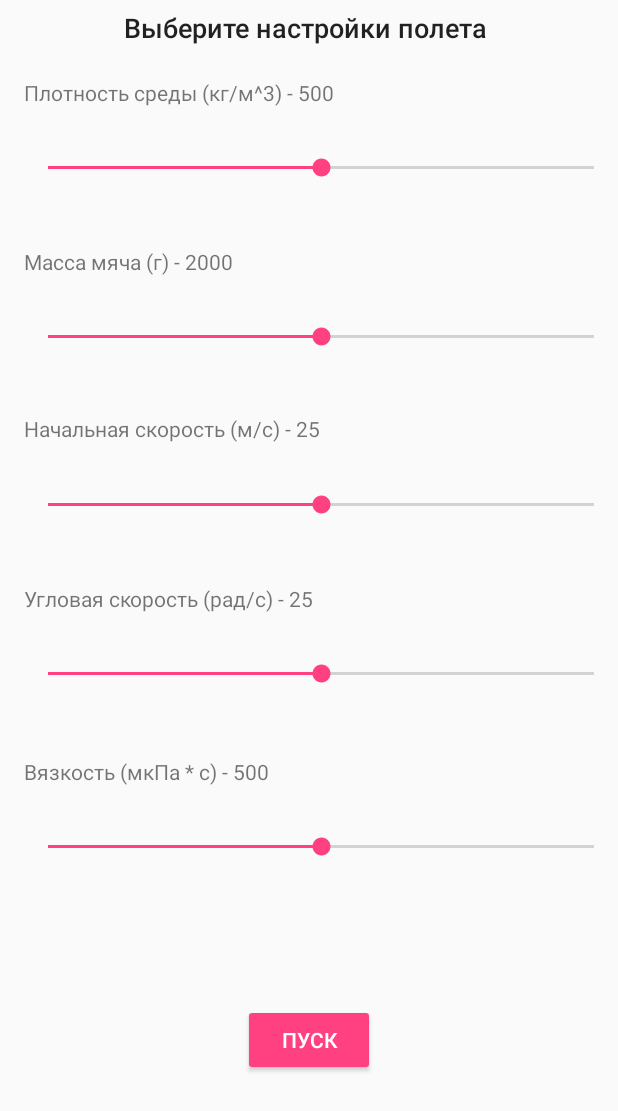
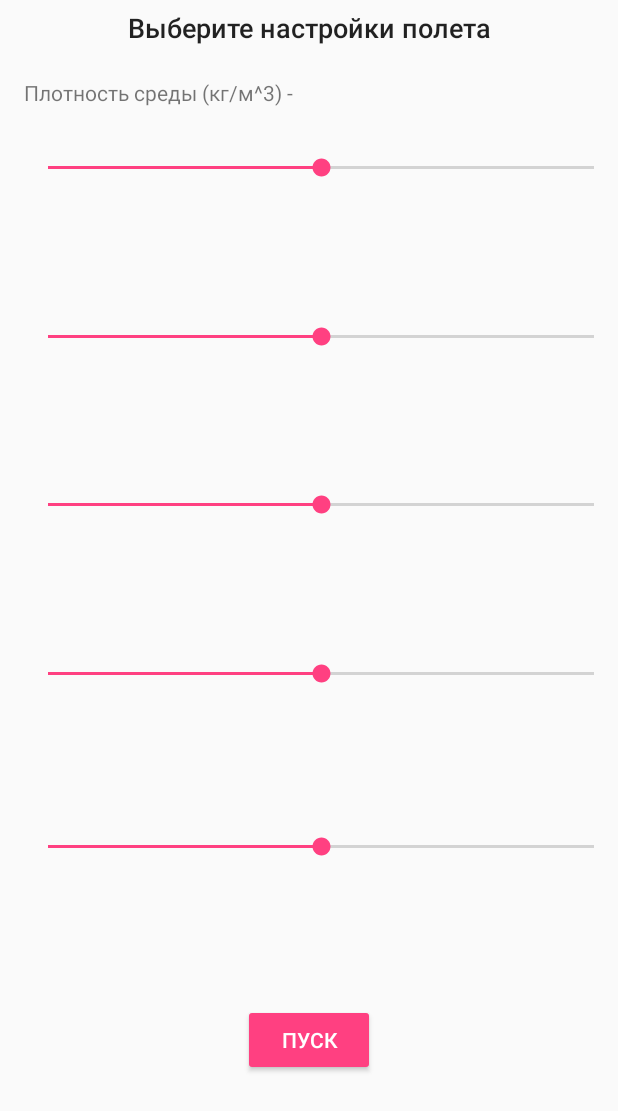
Before and after one commit to vadimkor56/Magnus-Effect_AndroidApp, an Android app: the layout activity_main.xml on its own in the app's theme, with its tools: preview values and no code run, on a phone screen of 412 x 824 dp. Shown: the top 1111 px of the screen. Run offline under Robolectric (Android 15) with nearby library versions, the phone set to English and light mode, and no system bars.

Commit message:
Bar names have been moved to resources
Signed-off-by: Nikolay Zakharevich <nikolayzakharevich@gmail.com>

```diff
--- a/app/src/main/res/layout/activity_main.xml
+++ b/app/src/main/res/layout/activity_main.xml
@@ -12,7 +12,7 @@
         android:layout_height="wrap_content"
         android:layout_marginBottom="21dp"
         android:layout_marginTop="6dp"
-        android:text="Выберите настройки полета "
+        android:text="@string/heading"
         android:textAppearance="@style/TextAppearance.AppCompat.Title"
         android:textSize="18sp"
         app:layout_constraintBottom_toTopOf="@+id/textDensity"
@@ -25,7 +25,7 @@
         android:layout_width="match_parent"
         android:layout_height="0dp"
         android:layout_marginBottom="11dp"
-        android:layout_marginLeft="16dp"
+        android:layout_marginStart="16dp"
         android:max="1000"
         android:progress="500"
         app:layout_constraintBottom_toTopOf="@+id/textWeight"
@@ -36,8 +36,8 @@
         android:id="@+id/textDensity"
         android:layout_width="wrap_content"
         android:layout_height="wrap_content"
-        android:layout_marginLeft="16dp"
-        android:text="Плотность среды (кг/м^3) - 500"
+        android:layout_marginStart="16dp"
+        android:text="@string/densityBarName"
         app:layout_constraintBottom_toTopOf="@+id/densityBar"
         app:layout_constraintLeft_toLeftOf="parent"
         app:layout_constraintTop_toBottomOf="@+id/text1" />
@@ -46,8 +46,7 @@
         android:id="@+id/textWeight"
         android:layout_width="wrap_content"
         android:layout_height="wrap_content"
-        android:layout_marginLeft="16dp"
-        android:text="Масса мяча (г) - 2000"
+        android:layout_marginStart="16dp"
         app:layout_constraintBottom_toTopOf="@+id/weightBar"
         app:layout_constraintLeft_toLeftOf="parent"
         app:layout_constraintTop_toBottomOf="@+id/densityBar" />
@@ -57,7 +56,7 @@
         android:layout_width="match_parent"
         android:layout_height="0dp"
         android:layout_marginBottom="10dp"
-        android:layout_marginLeft="16dp"
+        android:layout_marginStart="16dp"
         android:max="4000"
         android:progress="2000"
         app:layout_constraintBottom_toTopOf="@+id/textVSpeed"
@@ -68,8 +67,7 @@
         android:id="@+id/textVSpeed"
         android:layout_width="wrap_content"
         android:layout_height="wrap_content"
-        android:layout_marginLeft="16dp"
-        android:text="Начальная скорость (м/с) - 25"
+        android:layout_marginStart="16dp"
         app:layout_constraintBottom_toTopOf="@+id/vSpeedBar"
         app:layout_constraintLeft_toLeftOf="parent"
         app:layout_constraintTop_toBottomOf="@+id/weightBar" />
@@ -79,7 +77,7 @@
         android:layout_width="match_parent"
         android:layout_height="0dp"
         android:layout_marginBottom="11dp"
-        android:layout_marginLeft="16dp"
+        android:layout_marginStart="16dp"
         android:max="50"
         android:progress="25"
         app:layout_constraintBottom_toTopOf="@+id/textWSpeed"
@@ -90,8 +88,7 @@
         android:id="@+id/textWSpeed"
         android:layout_width="wrap_content"
         android:layout_height="wrap_content"
-        android:layout_marginLeft="16dp"
-        android:text="Угловая скорость (рад/с) - 25"
+        android:layout_marginStart="16dp"
         app:layout_constraintBottom_toTopOf="@+id/wSpeedBar"
         app:layout_constraintLeft_toLeftOf="parent"
         app:layout_constraintTop_toBottomOf="@+id/vSpeedBar" />
@@ -101,7 +98,7 @@
         android:layout_width="match_parent"
         android:layout_height="0dp"
         android:layout_marginBottom="14dp"
-        android:layout_marginLeft="16dp"
+        android:layout_marginStart="16dp"
         android:max="50"
         android:progress="25"
         app:layout_constraintBottom_toTopOf="@+id/textViscosity"
@@ -112,8 +109,7 @@
         android:id="@+id/textViscosity"
         android:layout_width="wrap_content"
         android:layout_height="wrap_content"
-        android:layout_marginLeft="16dp"
-        android:text="Вязкость (мкПа * c) - 500"
+        android:layout_marginStart="16dp"
         app:layout_constraintBottom_toTopOf="@+id/viscosityBar"
         app:layout_constraintLeft_toLeftOf="parent"
         app:layout_constraintTop_toBottomOf="@+id/wSpeedBar" />
@@ -123,7 +119,7 @@
         android:layout_width="match_parent"
         android:layout_height="0dp"
         android:layout_marginBottom="218dp"
-        android:layout_marginLeft="16dp"
+        android:layout_marginStart="16dp"
         android:max="1000"
         android:progress="500"
         app:layout_constraintBottom_toBottomOf="parent"
@@ -136,7 +132,7 @@
         android:layout_width="wrap_content"
         android:layout_height="wrap_content"
         android:layout_marginTop="63dp"
-        android:text="Пуск"
+        android:text="@string/startButtonName"
         app:layout_constraintLeft_toLeftOf="parent"
         app:layout_constraintRight_toRightOf="parent"
         app:layout_constraintTop_toBottomOf="@+id/viscosityBar" />
--- a/app/src/main/res/values/strings.xml
+++ b/app/src/main/res/values/strings.xml
@@ -1,3 +1,10 @@
 <resources>
     <string name="app_name">moveObj</string>
+    <string name="heading">Выберите настройки полета</string>
+    <string name="densityBarName">Плотность среды (кг/м^3) -</string>
+    <string name="weightBarName">Масса мяча (г) -</string>
+    <string name="vSpeedBarName">Начальная скорость (м/с) -</string>
+    <string name="wSpeedBarName">Угловая скорость (рад/с) -</string>
+    <string name="viscosityBarName">Вязкость (мкПа * c) -</string>
+    <string name="startButtonName">Пуск</string>
 </resources>
```
Also changed, not shown: app/src/main/java/vadim/kor/gmail/com/moveobj/MainActivity.java (+32 -5 lines), app/src/main/java/vadim/kor/gmail/com/moveobj/MovementView.java (+6 -12 lines), app/src/main/java/vadim/kor/gmail/com/moveobj/SecondActivity.java (+5 -5 lines), app/src/main/java/vadim/kor/gmail/com/moveobj/UpdateThread.java (+19 -11 lines).
